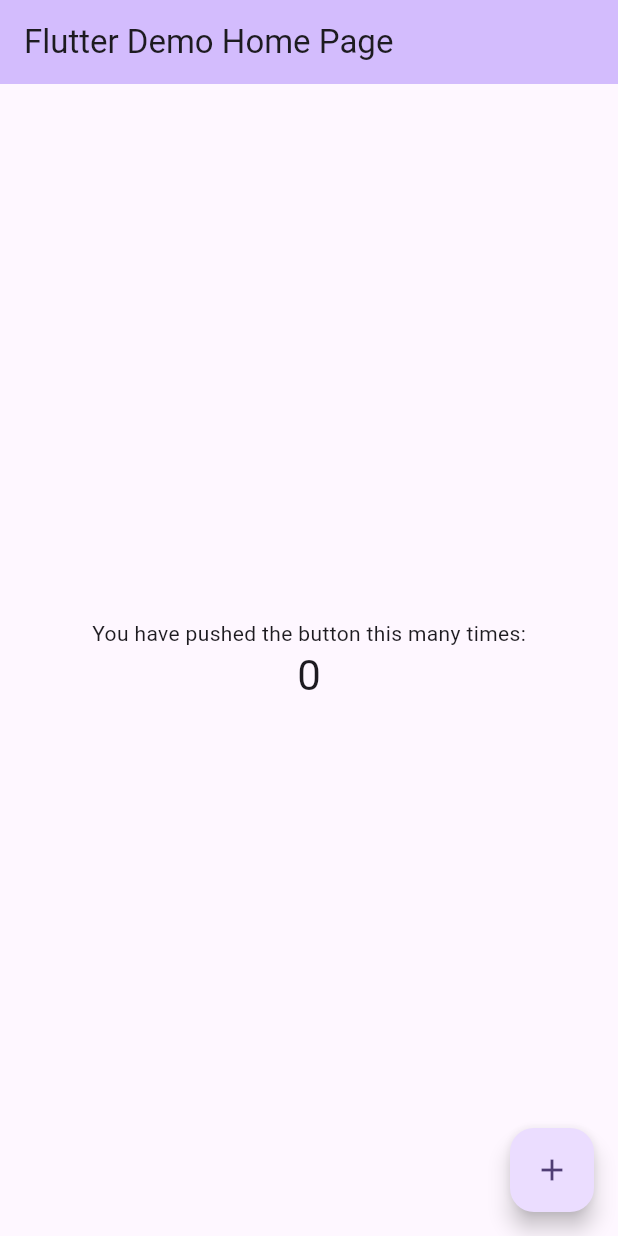
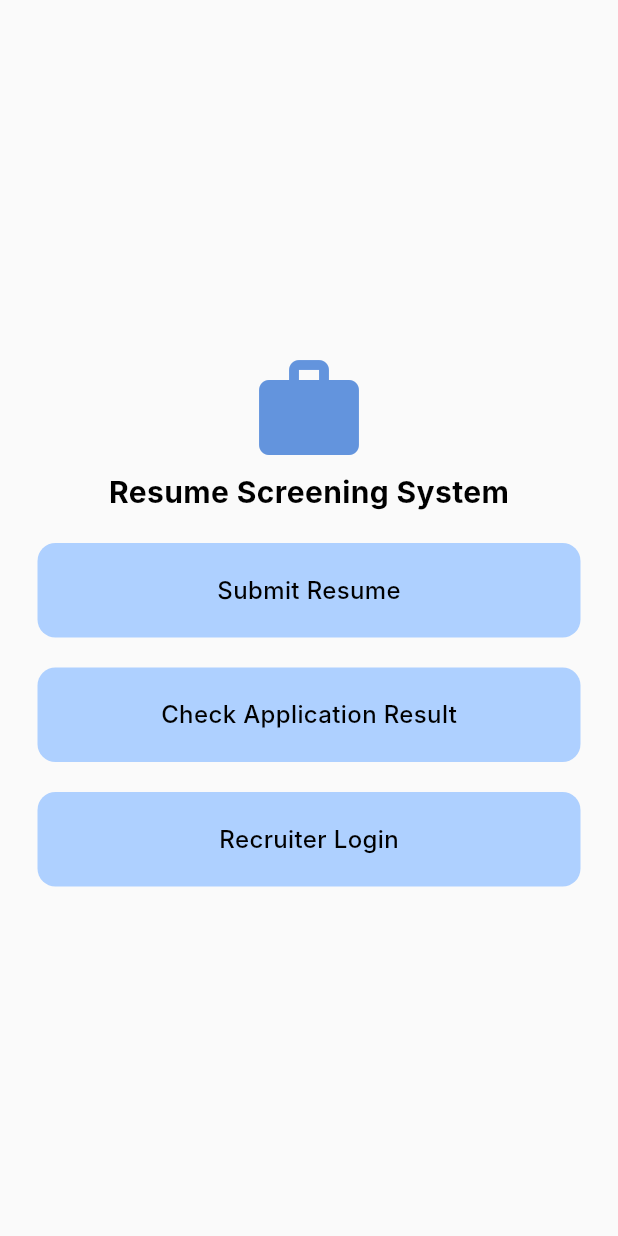
Before and after one commit to TunDrNapisz/Resume_AI, a Flutter app: the screen it shows after launch, on a phone screen of 412 x 824 dp. Run offline on Flutter 3.47's test engine with Material 3 defaults, Android fonts, the light colour scheme and no system bars; our stand-ins replace firebase_auth, firebase_core, quickalert, sizer; accounts and stored records are empty; Roboto replaces fonts that are missing (Inter).

Commit message:
Login Function Completed

```diff
--- /dev/null
+++ b/lib/auth/auth.dart
@@ -0,0 +1,23 @@
+import 'package:firebase_auth/firebase_auth.dart';
+import 'package:flutter/material.dart';
+import 'package:resume_screening_system/pages/candidate_or_recruiter.dart';
+import 'package:resume_screening_system/pages/home_page.dart';
+
+class AuthPage extends StatelessWidget {
+  const AuthPage({super.key});
+
+  @override
+  Widget build(BuildContext context) {
+    return Scaffold(
+      body: StreamBuilder(
+          stream: FirebaseAuth.instance.authStateChanges(),
+          builder: (context, snapshot) {
+            if (snapshot.hasData) {
+              return const HomePage();
+            } else {
+              return const CandidateOrRecruiter();
+            }
+          }),
+    );
+  }
+}
--- /dev/null
+++ b/lib/components/my_button.dart
@@ -0,0 +1,43 @@
+import 'package:flutter/material.dart';
+
+class MyButton extends StatelessWidget {
+  final String text;
+  final void Function()? onTap;
+  final Color? color;
+  final IconData? icon;
+
+  const MyButton({
+    Key? key,
+    required this.text,
+    required this.onTap,
+    this.color,
+    this.icon,
+  }) : super(key: key);
+
+  @override
+  Widget build(BuildContext context) {
+    return GestureDetector(
+      onTap: onTap,
+      child: Container(
+        decoration: BoxDecoration(
+          color: color ?? Theme.of(context).colorScheme.primary,
+          borderRadius: BorderRadius.circular(12),
+        ),
+        padding: const EdgeInsets.all(20),
+        child: Center(
+          child: Row(
+            mainAxisAlignment: MainAxisAlignment
+                .center, // Center both icon and text horizontally
+            children: [
+              if (icon != null) ...[
+                Icon(icon),
+                SizedBox(width: 8),
+              ],
+              Text(text, style: const TextStyle(fontSize: 16))
+            ],
+          ),
+        ),
+      ),
+    );
+  }
+}
--- a/lib/database/firestore.dart
+++ b/lib/database/firestore.dart
@@ -0,0 +1,3 @@
+class FirestoreService{
+
+}
--- a/lib/main.dart
+++ b/lib/main.dart
@@ -1,125 +1,37 @@
+import 'package:firebase_core/firebase_core.dart';
 import 'package:flutter/material.dart';
+import 'package:resume_screening_system/auth/auth.dart';
+import 'package:resume_screening_system/firebase_options.dart';
+import 'package:resume_screening_system/pages/candidate_or_recruiter.dart';
+import 'package:resume_screening_system/pages/new_resume_page.dart';
+import 'package:resume_screening_system/pages/recruiter_login_page.dart';
+import 'package:resume_screening_system/pages/result_tracking_page.dart';
+import 'package:resume_screening_system/theme/main_theme.dart';
 
-void main() {
+void main() async {
+  //firebase login setup
+  WidgetsFlutterBinding.ensureInitialized();
+  await Firebase.initializeApp(options: DefaultFirebaseOptions.currentPlatform);
+  //
+
   runApp(const MyApp());
 }
 
 class MyApp extends StatelessWidget {
   const MyApp({super.key});
 
-  // This widget is the root of your application.
   @override
   Widget build(BuildContext context) {
     return MaterialApp(
-      title: 'Flutter Demo',
-      theme: ThemeData(
-        // This is the theme of your application.
-        //
-        // TRY THIS: Try running your application with "flutter run". You'll see
-        // the application has a purple toolbar. Then, without quitting the app,
-        // try changing the seedColor in the colorScheme below to Colors.green
-        // and then invoke "hot reload" (save your changes or press the "hot
-        // reload" button in a Flutter-supported IDE, or press "r" if you used
-        // the command line to start the app).
-        //
-        // Notice that the counter didn't reset back to zero; the application
-        // state is not lost during the reload. To reset the state, use hot
-        // restart instead.
-        //
-        // This works for code too, not just values: Most code changes can be
-        // tested with just a hot reload.
-        colorScheme: ColorScheme.fromSeed(seedColor: Colors.deepPurple),
-        useMaterial3: true,
-      ),
-      home: const MyHomePage(title: 'Flutter Demo Home Page'),
+      debugShowCheckedModeBanner: false,
+      home: const AuthPage(),
+      theme: mainThemeColor,
+      routes: {
+        '/candidate_recruiter_page': (context) => const CandidateOrRecruiter(),
+        '/new_resume_page': (context) => const NewResume(),
+        '/result_tracking_page': (context) => const ResultTracking(),
+        '/recruiter_login_page': (context) => const RecruiterLogin(),
+      },
     );
   }
 }
-
-class MyHomePage extends StatefulWidget {
-  const MyHomePage({super.key, required this.title});
-
-  // This widget is the home page of your application. It is stateful, meaning
-  // that it has a State object (defined below) that contains fields that affect
-  // how it looks.
-
-  // This class is the configuration for the state. It holds the values (in this
-  // case the title) provided by the parent (in this case the App widget) and
-  // used by the build method of the State. Fields in a Widget subclass are
-  // always marked "final".
-
-  final String title;
-
-  @override
-  State<MyHomePage> createState() => _MyHomePageState();
-}
-
-class _MyHomePageState extends State<MyHomePage> {
-  int _counter = 0;
-
-  void _incrementCounter() {
-    setState(() {
-      // This call to setState tells the Flutter framework that something has
-      // changed in this State, which causes it to rerun the build method below
-      // so that the display can reflect the updated values. If we changed
-      // _counter without calling setState(), then the build method would not be
-      // called again, and so nothing would appear to happen.
-      _counter++;
-    });
-  }
-
-  @override
-  Widget build(BuildContext context) {
-    // This method is rerun every time setState is called, for instance as done
-    // by the _incrementCounter method above.
-    //
-    // The Flutter framework has been optimized to make rerunning build methods
-    // fast, so that you can just rebuild anything that needs updating rather
-    // than having to individually change instances of widgets.
-    return Scaffold(
-      appBar: AppBar(
-        // TRY THIS: Try changing the color here to a specific color (to
-        // Colors.amber, perhaps?) and trigger a hot reload to see the AppBar
-        // change color while the other colors stay the same.
-        backgroundColor: Theme.of(context).colorScheme.inversePrimary,
-        // Here we take the value from the MyHomePage object that was created by
-        // the App.build method, and use it to set our appbar title.
-        title: Text(widget.title),
-      ),
-      body: Center(
-        // Center is a layout widget. It takes a single child and positions it
-        // in the middle of the parent.
-        child: Column(
-          // Column is also a layout widget. It takes a list of children and
-          // arranges them vertically. By default, it sizes itself to fit its
-          // children horizontally, and tries to be as tall as its parent.
-          //
-          // Column has various properties to control how it sizes itself and
-          // how it positions its children. Here we use mainAxisAlignment to
-          // center the children vertically; the main axis here is the vertical
-          // axis because Columns are vertical (the cross axis would be
-          // horizontal).
-          //
-          // TRY THIS: Invoke "debug painting" (choose the "Toggle Debug Paint"
-          // action in the IDE, or press "p" in the console), to see the
-          // wireframe for each widget.
-          mainAxisAlignment: MainAxisAlignment.center,
-          children: <Widget>[
-            const Text(
-              'You have pushed the button this many times:',
-            ),
-            Text(
-              '$_counter',
-              style: Theme.of(context).textTheme.headlineMedium,
-            ),
-          ],
-        ),
-      ),
-      floatingActionButton: FloatingActionButton(
-        onPressed: _incrementCounter,
-        tooltip: 'Increment',
-        child: const Icon(Icons.add),
-      ), // This trailing comma makes auto-formatting nicer for build methods.
-    );
-  }
-}
--- /dev/null
+++ b/lib/pages/candidate_or_recruiter.dart
@@ -0,0 +1,52 @@
+import 'package:flutter/material.dart';
+import 'package:resume_screening_system/components/my_button.dart';
+
+class CandidateOrRecruiter extends StatelessWidget {
+  const CandidateOrRecruiter({super.key});
+
+  @override
+  Widget build(BuildContext context) {
+    return Scaffold(
+      backgroundColor: Theme.of(context).colorScheme.background,
+      body: Center(
+          child: Padding(
+        padding: EdgeInsets.all(25),
+        child: Column(
+          mainAxisAlignment: MainAxisAlignment.center,
+          children: [
+            Icon(
+              Icons.work,
+              size: 80,
+              color: Theme.of(context).colorScheme.inversePrimary,
+            ),
+            const Text(
+              "Resume Screening System",
+              style: TextStyle(
+                fontWeight: FontWeight.bold,
+                fontSize: 20
+                ),
+            ),
+            SizedBox(height: 20,),
+            MyButton(
+              text: "Submit Resume",
+              onTap: (){
+               Navigator.pushNamed(context, "/new_resume_page");
+            }),
+            SizedBox(height: 20,),
+            MyButton(
+              text: "Check Application Result",
+              onTap: (){
+               Navigator.pushNamed(context, "/result_tracking_page");
+            }),
+            SizedBox(height: 20,),
+            MyButton(
+              text: "Recruiter Login",
+              onTap: (){
+               Navigator.pushNamed(context, "/recruiter_login_page");
+            }),
+          ],
+        ),
+      )),
+    );
+  }
+}
--- /dev/null
+++ b/lib/theme/main_theme.dart
@@ -0,0 +1,97 @@
+import 'package:flutter/material.dart';
+import 'package:sizer/sizer.dart';
+
+ThemeData mainThemeColor = ThemeData(
+  brightness: Brightness.light,
+  colorScheme: ColorScheme.light(
+    background: Colors.grey.shade50,
+    primary: Color.fromARGB(255, 174, 208, 255),
+    secondary: Color.fromARGB(255, 108, 173, 238),
+    inversePrimary: Color.fromARGB(255, 99, 148, 221),
+    error: Colors.red.shade200,
+  ),
+  textTheme: const TextTheme(
+    //this Font we will use later 'H1'
+
+    headline1: TextStyle(
+      color: Colors.black,
+      fontFamily: 'Inter',
+      fontSize: 25,
+      fontWeight: FontWeight.w700,
+    ),
+
+    //this font we will use later 'H2'
+
+    headline2: TextStyle(
+      color: Colors.black,
+      fontFamily: 'Inter',
+      fontSize: 20,
+      fontWeight: FontWeight.w700,
+    ),
+    //this font we will use  later 'H3'
+
+    headline3: TextStyle(
+      fontFamily: 'Inter',
+      fontSize: 18,
+      fontWeight: FontWeight.w700,
+    ),
+
+    //this font we will use later 'P1'
+
+    bodyText1: TextStyle(
+      //reminding card medicine name
+      fontFamily: 'Inter',
+      fontSize: 16,
+      fontWeight: FontWeight.w500,
+    ),
+
+    //this font we will use later 'P2'
+
+    bodyText2: TextStyle(
+      //remindingCard dosage
+      fontFamily: 'Inter',
+      fontSize: 14,
+      fontWeight: FontWeight.w500,
+    ),
+    //this font we will use later 'S'
+    subtitle1: TextStyle(
+      //register page
+      fontFamily: 'Inter',
+      fontSize: 15,
+      fontWeight: FontWeight.w500,
+    ),
+    //thus we have added all the fonts used in the projct ..
+  ),
+);
+
+TextTheme myCustomTextStyle = TextTheme(
+  headlineMedium: TextStyle(
+    fontSize: 24.sp,
+    fontWeight: FontWeight.w800,
+    color: Colors.black,
+  ),
+  headlineLarge: TextStyle(
+    fontSize: 28.sp,
+    color: Colors.green.shade800,
+    fontWeight: FontWeight.w500,
+  ),
+  headlineSmall: TextStyle(
+    // Define your subtitle style here
+    fontSize: 16.sp,
+    color: Colors.grey[800],
+    fontWeight: FontWeight.normal,
+  ),
+  labelMedium: TextStyle(),
+  labelSmall: TextStyle(),
+  titleLarge: TextStyle(),
+  titleMedium: TextStyle(),
+  bodySmall: TextStyle(
+    fontSize: 9.sp,
+    color: Colors.grey[800],
+    fontWeight: FontWeight.w500,
+  ),
+);
+// TextStyle myCustomTextStyle = const TextStyle(
+//   fontSize: 18.0,
+//   fontWeight: FontWeight.w500,
+// );
--- a/pubspec.yaml
+++ b/pubspec.yaml
@@ -36,6 +36,10 @@ dependencies:
   # Use with the CupertinoIcons class for iOS style icons.
   cupertino_icons: ^1.0.2
   sizer: ^2.0.15
+  cloud_firestore: ^4.15.8
+  firebase_core: ^2.27.0
+  firebase_auth: ^4.17.8
+  quickalert: ^1.1.0
 
 
 dev_dependencies:
```
Also changed, not shown: lib/components/my_back_button.dart (added, +24 -0 lines), lib/components/my_textfield.dart (added, +29 -0 lines), lib/components/text_box.dart (added, +69 -0 lines), lib/pages/empty_page.dart (added, +36 -0 lines), lib/pages/home_page.dart (added, +23 -0 lines), lib/pages/new_resume_page.dart (added, +27 -0 lines), lib/pages/recruiter_login_page.dart (added, +115 -0 lines), lib/pages/result_tracking_page.dart (added, +27 -0 lines), firebase.json (added), lib/firebase_options.dart (added), pubspec.lock, 7 other files.
